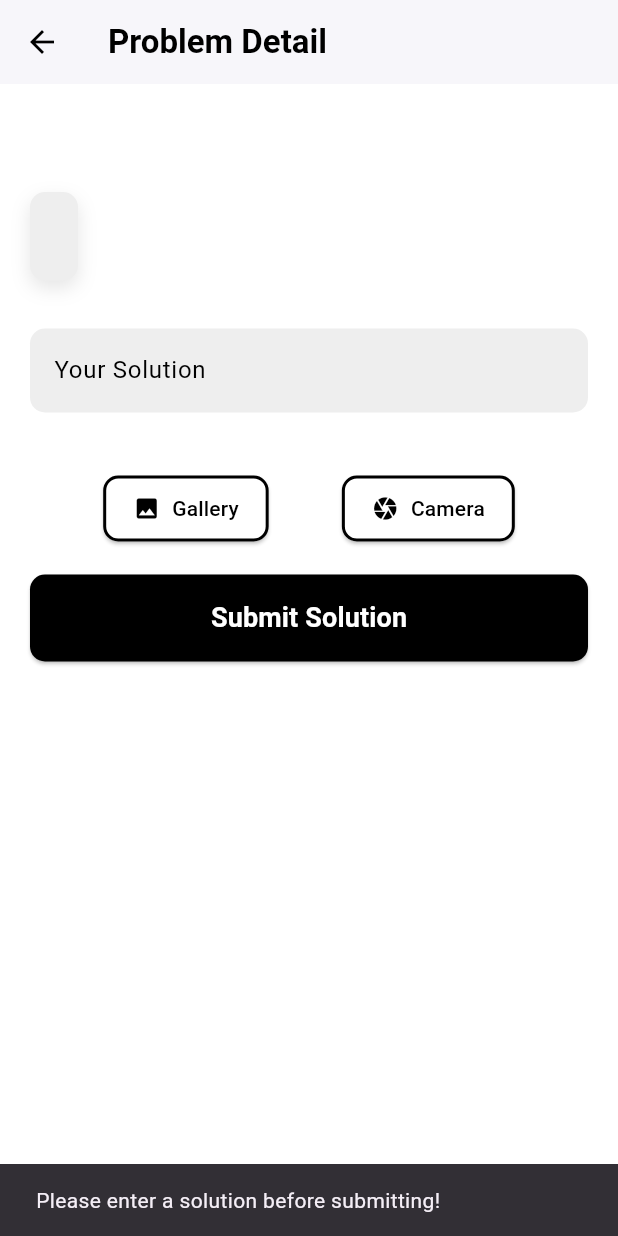
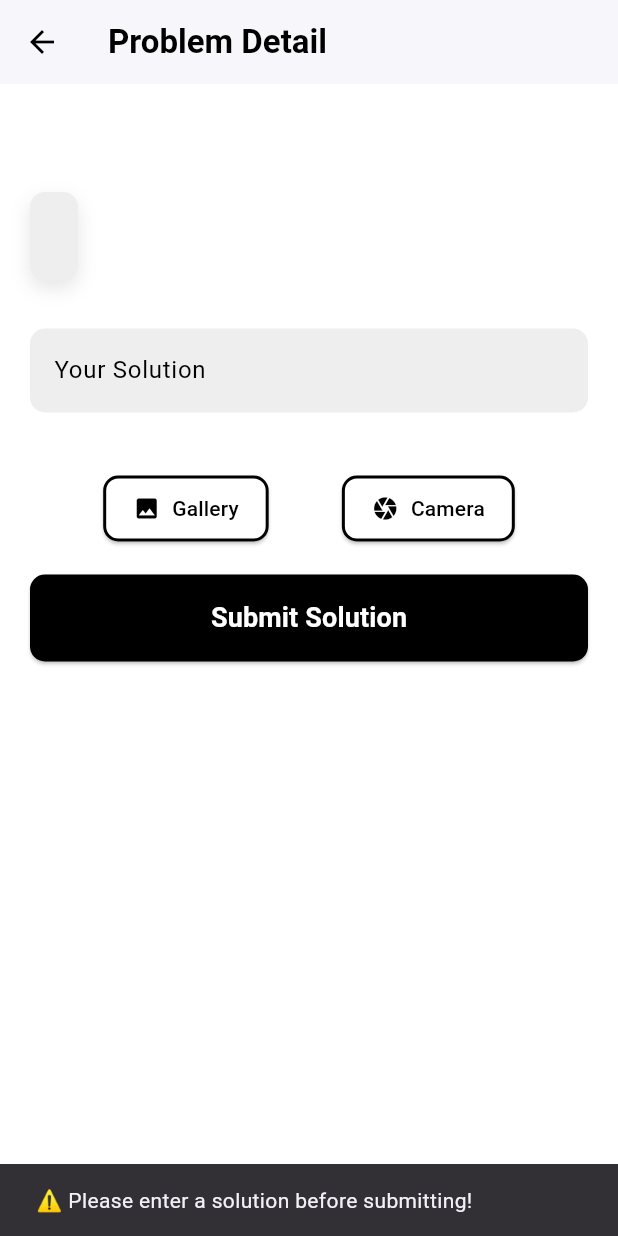
Before and after one commit to mohamed-emad-c4/programming-learn, a Flutter app: the ProblemDetailScreen screen opened directly with empty values, after a tap on "Submit Solution", on a phone screen of 412 x 824 dp. Run offline on Flutter 3.47's test engine with Material 3 defaults, Android fonts, the phone set to English and light mode, and no system bars; our stand-ins replace bloc, cached_network_image, equatable, flutter_animate, flutter_bloc, flutter_markdown and 8 more; accounts and stored records are empty.

Commit message:
add screen error and courrect

```diff
--- a/lib/presentation/screens/problem/peoblem/problem_detail_screen.dart
+++ b/lib/presentation/screens/problem/peoblem/problem_detail_screen.dart
@@ -4,6 +4,8 @@ import 'package:flutter/services.dart';
 import 'package:flutter_bloc/flutter_bloc.dart';
 import 'package:image_picker/image_picker.dart';
 import 'package:learn_programming/presentation/cubit/problem/problem/image_cubit.dart';
+import 'package:learn_programming/presentation/screens/problem/peoblem/result/error_screen.dart';
+import 'package:learn_programming/presentation/screens/problem/peoblem/result/success_screen.dart';
 
 class ProblemDetailScreen extends StatefulWidget {
   const ProblemDetailScreen({super.key});
@@ -33,19 +35,37 @@ class _ProblemDetailScreenState extends State<ProblemDetailScreen> {
     super.dispose();
   }
 
-  void _submitSolution() {
-    final solution = _solutionController.text.trim();
-    if (solution.isNotEmpty) {
-      // هنا ممكن تضيف كود إرسال الحل للسيرفر أو تخزينه في قاعدة البيانات
-      ScaffoldMessenger.of(context).showSnackBar(
-        const SnackBar(content: Text('Solution Submitted Successfully!')),
+void _submitSolution() async {
+  final solution = _solutionController.text.trim();
+
+  if (solution.isNotEmpty) {
+    final cubit = ImageCubit();
+    final result = await cubit.checkCodeWithGemini(solution);
+
+    if (result == true) {
+      // الانتقال إلى شاشة النجاح
+      Navigator.push(
+        context,
+        MaterialPageRoute(
+          builder: (context) => SuccessScreen(),
+        ),
       );
     } else {
-      ScaffoldMessenger.of(context).showSnackBar(
-        const SnackBar(content: Text('Please enter a solution before submitting!')),
+      // الانتقال إلى شاشة الأخطاء مع إرسال الخطأ
+      Navigator.push(
+        context,
+        MaterialPageRoute(
+          builder: (context) => ErrorScreen(errorMessage: result),
+        ),
       );
     }
+  } else {
+    ScaffoldMessenger.of(context).showSnackBar(
+      const SnackBar(content: Text('⚠️ Please enter a solution before submitting!')),
+    );
   }
+}
+
 
   @override
   Widget build(BuildContext context) {
--- a/pubspec.yaml
+++ b/pubspec.yaml
@@ -51,6 +51,7 @@ dependencies:
   path_provider: ^2.1.5
   image_picker: ^1.1.2
   google_generative_ai: ^0.4.6
+  flutter_markdown: ^0.7.6+2
 
 dev_dependencies:
   flutter_test:
```
Also changed, not shown: lib/presentation/cubit/problem/problem/image_cubit.dart (+33 -2 lines), lib/presentation/screens/problem/peoblem/result/error_screen.dart (added, +92 -0 lines), lib/presentation/screens/problem/peoblem/result/success_screen.dart (added, +51 -0 lines), pubspec.lock.
